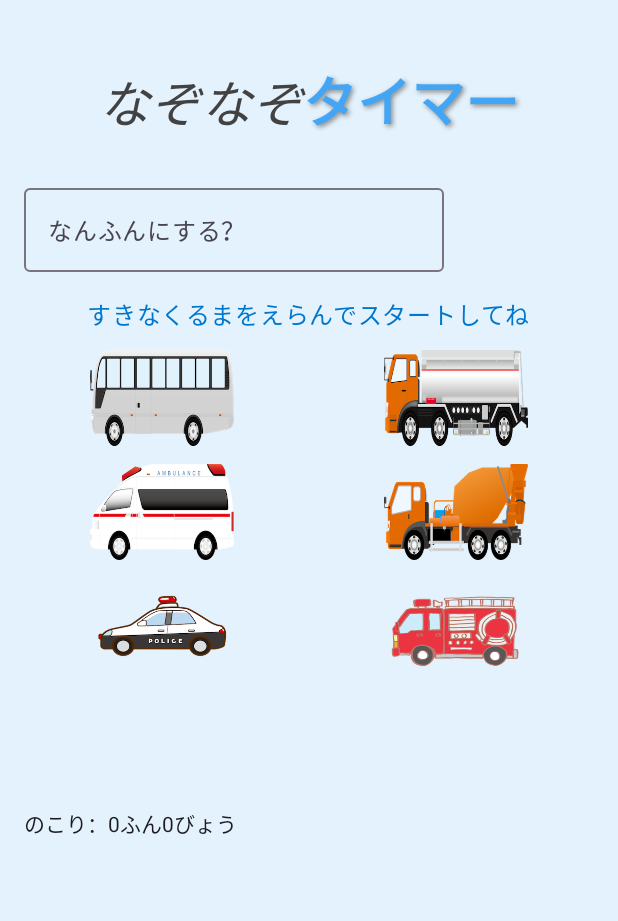
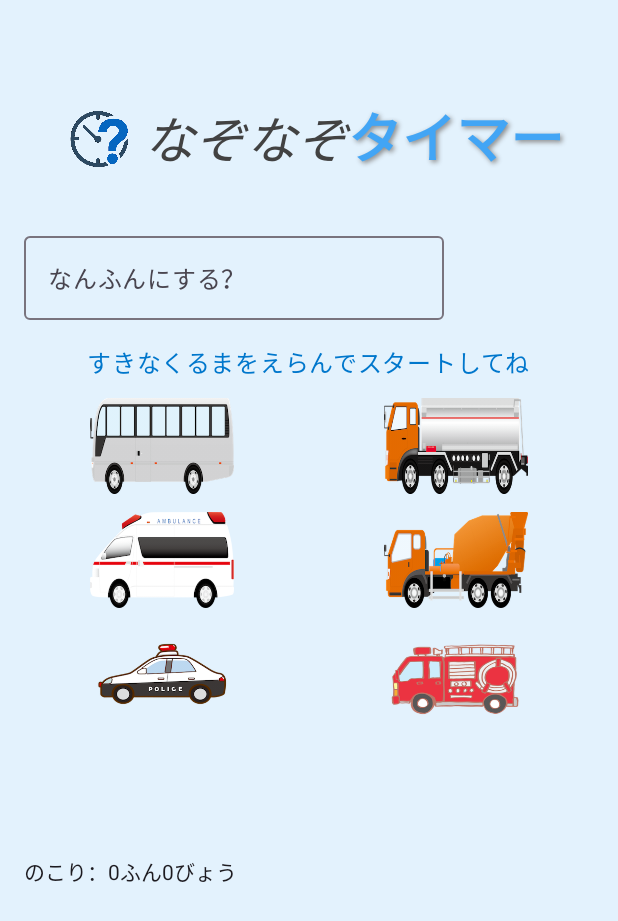
Before and after one commit to Azusa2504/nazonazo-timer, an Android app built with Jetpack Compose: the composable TimerScreen shown on its own in the app's theme, on a phone screen of 412 x 824 dp. Shown: the top 921 px of the screen. Run offline under Robolectric (Android 15) with nearby library versions, the phone set to English and light mode, and no system bars; 1 statement that could not run was skipped.

Commit message:
Update TimerScreen logic

```diff
--- a/app/src/main/java/com/example/timer/TimerScreen.kt
+++ b/app/src/main/java/com/example/timer/TimerScreen.kt
@@ -1,53 +1,68 @@
 package com.example.timer
 
+import android.app.AlarmManager
+import android.app.PendingIntent
+import android.content.Context
+import android.content.Intent
+import android.media.MediaPlayer
+import android.os.Build
+import android.provider.Settings
 import androidx.compose.foundation.Image
+import androidx.compose.foundation.background
 import androidx.compose.foundation.clickable
-import androidx.compose.foundation.layout.*
-import androidx.compose.material3.*
-import androidx.compose.runtime.*
+import androidx.compose.foundation.layout.Arrangement
+import androidx.compose.foundation.layout.Box
+import androidx.compose.foundation.layout.Column
+import androidx.compose.foundation.layout.Row
+import androidx.compose.foundation.layout.Spacer
+import androidx.compose.foundation.layout.fillMaxSize
+import androidx.compose.foundation.layout.fillMaxWidth
+import androidx.compose.foundation.layout.height
+import androidx.compose.foundation.layout.offset
+import androidx.compose.foundation.layout.padding
+import androidx.compose.foundation.layout.size
+import androidx.compose.foundation.layout.width
+import androidx.compose.foundation.lazy.grid.GridCells
+import androidx.compose.foundation.lazy.grid.LazyVerticalGrid
+import androidx.compose.foundation.lazy.grid.items
+import androidx.compose.foundation.rememberScrollState
+import androidx.compose.foundation.shape.RoundedCornerShape
+import androidx.compose.foundation.verticalScroll
+import androidx.compose.material3.Button
+import androidx.compose.material3.ButtonDefaults
+import androidx.compose.material3.CircularProgressIndicator
+import androidx.compose.material3.MaterialTheme
+import androidx.compose.material3.OutlinedTextField
+import androidx.compose.material3.Text
+import androidx.compose.material3.TextButton
+import androidx.compose.runtime.Composable
+import androidx.compose.runtime.LaunchedEffect
+import androidx.compose.runtime.derivedStateOf
+import androidx.compose.runtime.getValue
+import androidx.compose.runtime.mutableStateOf
+import androidx.compose.runtime.remember
+import androidx.compose.runtime.setValue
 import androidx.compose.ui.Alignment
 import androidx.compose.ui.Modifier
+import androidx.compose.ui.draw.clip
+import androidx.compose.ui.geometry.Offset
 import androidx.compose.ui.graphics.Color
-import androidx.compose.ui.res.painterResource
-import androidx.compose.ui.unit.Dp
-import androidx.compose.ui.unit.dp
-import kotlinx.coroutines.delay
-import androidx.compose.ui.unit.IntOffset
-import androidx.compose.ui.layout.onGloballyPositioned
-import androidx.compose.ui.platform.LocalDensity
-import kotlin.math.roundToInt
-import android.media.MediaPlayer
-import androidx.compose.ui.platform.LocalContext
-import android.util.Log
-import androidx.compose.animation.*
-import androidx.compose.animation.core.*
-import kotlinx.coroutines.delay
-import androidx.compose.ui.draw.clip
-import androidx.compose.foundation.shape.RoundedCornerShape
-import androidx.compose.foundation.background
-import android.app.AlarmManager
-import android.app.PendingIntent
-import android.content.Intent
-import android.content.Context
-import android.os.SystemClock
-import android.os.Build
-import android.provider.Settings
-import androidx.compose.ui.geometry.Offset
 import androidx.compose.ui.graphics.Shadow
 import androidx.compose.ui.layout.ContentScale
+import androidx.compose.ui.layout.onGloballyPositioned
+import androidx.compose.ui.platform.LocalContext
+import androidx.compose.ui.platform.LocalDensity
+import androidx.compose.ui.res.painterResource
 import androidx.compose.ui.text.SpanStyle
 import androidx.compose.ui.text.buildAnnotatedString
-import androidx.compose.ui.text.font.FontFamily
 import androidx.compose.ui.text.font.FontStyle
 import androidx.compose.ui.text.font.FontWeight
 import androidx.compose.ui.text.style.TextAlign
 import androidx.compose.ui.text.withStyle
+import androidx.compose.ui.unit.Dp
+import androidx.compose.ui.unit.dp
 import androidx.compose.ui.unit.sp
-import androidx.compose.foundation.lazy.grid.GridCells
-import androidx.compose.foundation.lazy.grid.LazyVerticalGrid
-import androidx.compose.foundation.lazy.grid.items
-import androidx.compose.foundation.rememberScrollState
-import androidx.compose.foundation.verticalScroll
+import kotlinx.coroutines.delay
 
 
 fun setAlarm(context: Context, delayMillis: Long) {
@@ -137,7 +152,7 @@ fun TimerScreen(modifier: Modifier = Modifier) {
             else {
                 val rightMargin = 32.dp
                 val progress = timeLeft.toFloat() / totalTime
-                val totalDistancePx = containerWidth - imageSizePx + with(density) { 0.dp.toPx()  } // ← ここ！
+                val totalDistancePx = containerWidth - imageSizePx + with(density) { 0.dp.toPx()  }
                 Dp(progress * totalDistancePx / density.density)
             }
         }
@@ -260,6 +275,23 @@ if(!isInitialized){
             .verticalScroll(scrollState)
             .padding(16.dp)
     ) {
+        Box(
+            modifier = Modifier.fillMaxWidth(),
+            contentAlignment = Alignment.Center
+        ) {
+            Row(
+                verticalAlignment = Alignment.CenterVertically,
+                modifier = Modifier
+                    .padding(top = 24.dp, bottom = 8.dp)
+            ) {
+                Image(
+                    painter = painterResource(id = R.drawable.title_logo), //
+                    contentDescription = "アプリアイコン",
+                    modifier = Modifier
+                        .size(60.dp)
+                        .padding(end = 0.dp)
+                        .offset(y = 2.dp)
+                )
                 Text(
                     buildAnnotatedString {
                         withStyle(
@@ -278,7 +310,7 @@ if(!isInitialized){
                             style = SpanStyle(
                                 fontSize = 36.sp,
                                 fontWeight = FontWeight.Bold,
-                        color = Color(0xFF42A5F5), // カッコかわいいブルー
+                                color = Color(0xFF42A5F5),
                                 shadow = Shadow(
                                     color = Color.Gray,
                                     offset = Offset(2f, 2f),
@@ -290,11 +322,11 @@ if(!isInitialized){
                         }
                     },
                     modifier = Modifier
-                .padding(top = 24.dp, bottom = 24.dp)
-                .align(Alignment.CenterHorizontally),
+                        .padding(top = 24.dp, bottom = 24.dp),
                     textAlign = TextAlign.Center
                 )
-
+            }
+        }
         if (!riddleMode) {
 
             OutlinedTextField(
@@ -458,26 +490,7 @@ if(!isInitialized){
 
                 Spacer(modifier = Modifier.height(24.dp))
 
-                // 🔹 タップで答えを表示するゾーン
-                Column(
-                    horizontalAlignment = Alignment.CenterHorizontally,
-                    modifier = Modifier.clickable {
-                        showAnswer = true
-                        revealAnswer = false
-                    }
-                ) {
-                    Text("はるちゃんゆうちゃんのいえ", color = Color(0xFF6A0DAD))
-                    Spacer(modifier = Modifier.height(8.dp))
-                    Row(horizontalArrangement = Arrangement.spacedBy(24.dp)) {
-                        listOf(R.drawable.home, R.drawable.tearai).forEach { imageRes ->
-                            Image(
-                                painter = painterResource(id = imageRes),
-                                contentDescription = null,
-                                modifier = Modifier.size(64.dp)
-                            )
-                        }
-                    }
-                }
+
             }
             if ((isArrived || (riddleMode && selectedCar != null && currentRiddle.isEmpty()))) {
                 Box(
@@ -503,9 +516,12 @@ if(!isInitialized){
 
 
                             currentRiddle = ""
-                            riddleMode = true        // ← 必須！
-                            triggerRiddle = true     // ← 必須！
+
+                            riddleMode = true
+                            triggerRiddle = true
                             showAnswer = false       // ← 任意（答え非表示）
+
+
                             revealAnswer = false
                         },
                         colors = ButtonDefaults.buttonColors(
@@ -579,7 +595,7 @@ if(!isInitialized){
 
                     Spacer(modifier = Modifier.height(24.dp))
 
-                    // はるちゃんゆうちゃんのいえエリア
+                    // みんなのおうちエリア
                     Column(
                         horizontalAlignment = Alignment.CenterHorizontally,
                         modifier = Modifier.clickable {
@@ -588,7 +604,7 @@ if(!isInitialized){
                         }
                     ) {
                         Text(
-                            "はるちゃんゆうちゃんのいえ",
+                            "みんなのおうち",
                             color = Color(0xFF6A0DAD),
                             modifier = Modifier.padding(bottom = 16.dp)
                         )
@@ -697,7 +713,7 @@ if(!isInitialized){
                             "しょうぼうしゃ！（しょうぼ「うし」ゃ）"
 
                         "とまっている　ときも　うごいていないと　いけない　くるまは　なーんだ？" ->
-                            "ミキサーしゃ！（ミキサーを　くるくる　まわさないと　コンクリートが　かたまっちゃうよ"
+                            "ミキサーしゃ！（ミキサーを　くるくる　まわさないと　コンクリートが　かたまっちゃうよ！）"
 
                         "べろが　まっくろな　のりもの　なーんだ？" ->
                             "タンクローリー！（タンがクロ）"
```
Lines whose indentation alone changed are shown as unchanged.
